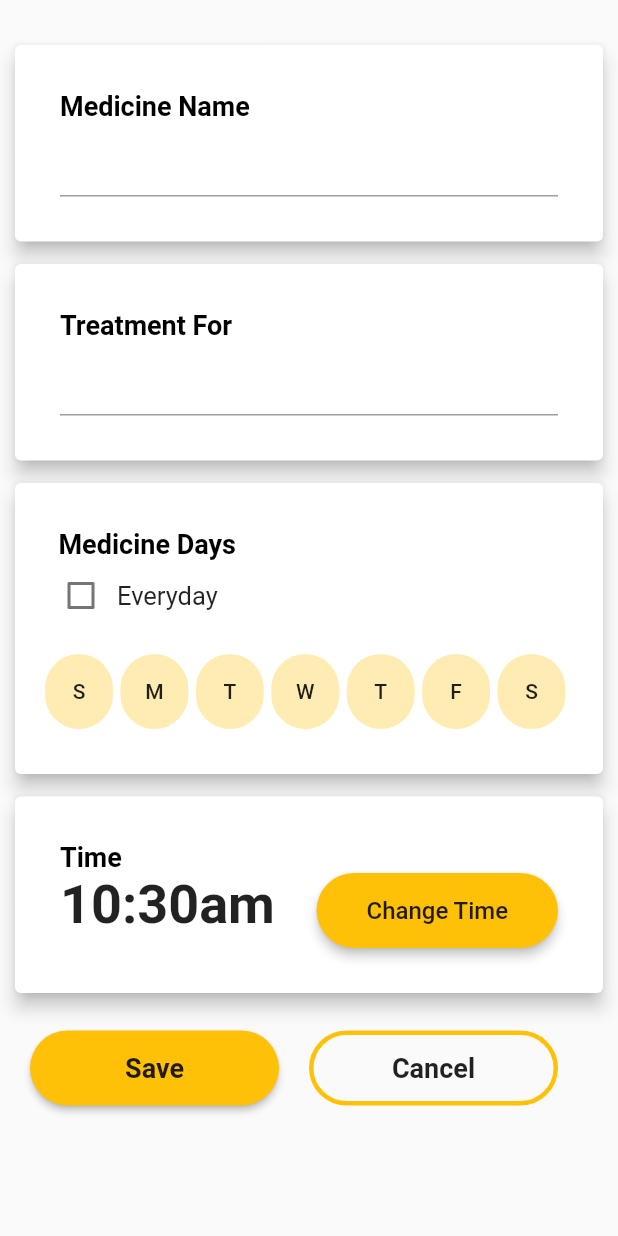
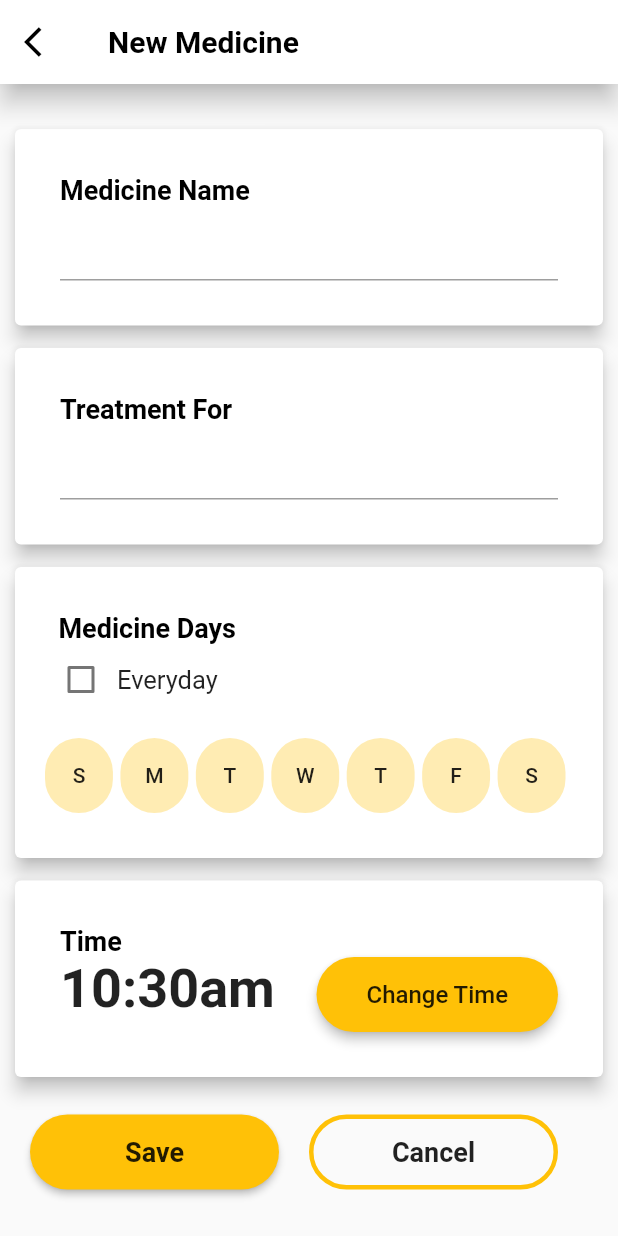
Before and after one commit to deninpaul/Medic.ly, a Flutter app: the NewMedPage screen opened directly, on a phone screen of 412 x 824 dp. Run offline on Flutter 3.47's test engine with Material 2 defaults, Android fonts, the phone set to English and light mode, and no system bars; our stand-ins replace sqflite; accounts and stored records are empty; project files that could hold a hidden picture were left out.

```diff
--- a/app/lib/ui/home.dart
+++ b/app/lib/ui/home.dart
@@ -112,7 +112,7 @@ class BottomFABs extends StatelessWidget {
                   ),
                 ),
                 onPressed: () {},
-                elevation: 5,
+                elevation: 10,
                 color: Colors.white,
                 hoverColor: Colors.white,
                 shape: RoundedRectangleBorder(
@@ -130,12 +130,12 @@ class BottomFABs extends StatelessWidget {
               onPressed: () {
                 Navigator.push(
                   context,
-                  MaterialPageRoute(builder: (context) => NewMed()),
+                  MaterialPageRoute(builder: (context) => NewMedPage()),
                 );
               },
               child: Icon(Icons.add),
               foregroundColor: Colors.white,
-              elevation: 5,
+              elevation: 10,
             ),
           ),
           flex: 2,
--- a/app/lib/ui/medlist.dart
+++ b/app/lib/ui/medlist.dart
@@ -66,11 +66,11 @@ Widget medThisDay(String dayofweek) {
           ),
         ),
         new Container(
-          margin: EdgeInsets.all(25),
+          margin: EdgeInsets.only(left:25, bottom: 25, top: 25),
           height: 150,
           child: Card(
             child: getListView(),
-            elevation: 30,
+            elevation: 10,
           ),
 
         ),
--- a/app/lib/ui/newReminder.dart
+++ b/app/lib/ui/newReminder.dart
@@ -1,40 +1,42 @@
+import 'package:app/utils/database_helper.dart';
 import 'package:flutter/material.dart';
+import 'package:app/models/medicine.dart';
+import 'package:sqflite/sqflite.dart';
 
-class NewMed extends StatelessWidget {
-  @override
-  Widget build(BuildContext context) {
-    return Scaffold(
-      appBar: AppBar(
-        title: Text(
-          "New Medicine",
-          style: TextStyle(color: Colors.black, fontWeight: FontWeight.w600),
-        ),
-        leading: IconButton(
-          icon: Icon(Icons.arrow_back_ios),
-          onPressed: () => Navigator.pop(context, false),
-          color: Colors.black,
-        ),
-        elevation: 10,
-        backgroundColor: Colors.white,
-      ),
-      body: NewMedPage(),
-    );
-  }
-}
-
+//==============================================================================
 class NewMedPage extends StatefulWidget {
-  NewMedPage({Key key, this.title}) : super(key: key);
+  NewMedPage({Key key, this.title, this.med}) : super(key: key);
   final String title;
+  final Medicine med;
 
   @override
   NewMedPageState createState() => NewMedPageState();
 }
 
+//==============================================================================
 class NewMedPageState extends State<NewMedPage> {
   List<bool> daySelected = [false, false, false, false, false, false, false];
+  List<String> day = [
+    'sunday',
+    'monday',
+    'tuesday',
+    'wednesday',
+    'thursday',
+    'friday',
+    'saturday'
+  ];
   TimeOfDay _time = new TimeOfDay.now();
   bool iseveryday = true;
+  DatabaseHelper helper = DatabaseHelper();
+  Medicine med = new Medicine();
 
+  TextEditingController titleController = TextEditingController();
+  TextEditingController medNameController = TextEditingController();
+
+  void initState(){
+    super.initState();
+    med.time = "${_time.hour}:${_time.minute}";
+  }
   void _daySelector(int i) {
     setState(() {
       daySelected[i] = !daySelected[i];
@@ -58,6 +60,7 @@ class NewMedPageState extends State<NewMedPage> {
       print('Time Selected: ${_time.toString()}');
       setState(() {
         _time = picked;
+        med.time = "${_time.hour}:${_time.minute}";
       });
     }
   }
@@ -80,14 +83,92 @@ class NewMedPageState extends State<NewMedPage> {
 
   @override
   Widget build(BuildContext context) {
-    return ListView(
+    return Scaffold(
+        appBar: AppBar(
+          title: Text(
+            "New Medicine",
+            style: TextStyle(color: Colors.black, fontWeight: FontWeight.w600),
+          ),
+          leading: IconButton(
+            icon: Icon(Icons.arrow_back_ios),
+            onPressed: () => Navigator.pop(context, false),
+            color: Colors.black,
+          ),
+          elevation: 7,
+          backgroundColor: Colors.white,
+        ),
+        body: ListView(
           scrollDirection: Axis.vertical,
           children: <Widget>[
             Container(
               height: 30,
             ),
-        textFieldCard("Medicine Name"),
-        textFieldCard("Treatment For"),
+            Card(
+                elevation: 5,
+                margin: EdgeInsets.only(left: 10, right: 10, bottom: 15),
+                child: Container(
+                  padding: EdgeInsets.all(20),
+                  margin: EdgeInsets.all(10),
+                  child: Column(
+                    crossAxisAlignment: CrossAxisAlignment.start,
+                    mainAxisAlignment: MainAxisAlignment.start,
+                    mainAxisSize: MainAxisSize.max,
+                    children: <Widget>[
+                      Text(
+                        "Medicine Name",
+                        style: formTitle(),
+                        textAlign: TextAlign.left,
+                      ),
+                      TextField(
+                        controller: medNameController,
+                        onChanged: (value) {
+                          debugPrint(
+                              'Something changed in med Name text field');
+                          updateMedName();
+                        },
+                        decoration: InputDecoration(
+                            focusedBorder: UnderlineInputBorder(
+                                borderSide:
+                                    BorderSide(color: Colors.amber, width: 2)),
+                            contentPadding: EdgeInsets.all(10)),
+                        style: formBox(),
+                      ),
+                    ],
+                  ),
+                )),
+            Card(
+                elevation: 5,
+                margin: EdgeInsets.only(left: 10, right: 10, bottom: 15),
+                child: Container(
+                  padding: EdgeInsets.all(20),
+                  margin: EdgeInsets.all(10),
+                  child: Column(
+                    crossAxisAlignment: CrossAxisAlignment.start,
+                    mainAxisAlignment: MainAxisAlignment.start,
+                    mainAxisSize: MainAxisSize.max,
+                    children: <Widget>[
+                      Text(
+                        "Treatment For",
+                        style: formTitle(),
+                        textAlign: TextAlign.left,
+                      ),
+                      TextField(
+                        controller: titleController,
+                        onChanged: (value) {
+                          debugPrint(
+                              'Something Changed in treatment text field');
+                          updateTitle();
+                        },
+                        decoration: InputDecoration(
+                            focusedBorder: UnderlineInputBorder(
+                                borderSide:
+                                    BorderSide(color: Colors.amber, width: 2)),
+                            contentPadding: EdgeInsets.all(10)),
+                        style: formBox(),
+                      ),
+                    ],
+                  ),
+                )),
             Card(
                 elevation: 5,
                 margin: EdgeInsets.only(left: 10, right: 10, bottom: 15),
@@ -176,7 +257,8 @@ class NewMedPageState extends State<NewMedPage> {
                                       ? '${_time.hour - 12}:${_time.minute}pm'
                                       : '${_time.hour}:${_time.minute}am',
                                   style: TextStyle(
-                                  fontSize: 36, fontWeight: FontWeight.w700)),
+                                      fontSize: 36,
+                                      fontWeight: FontWeight.w700)),
                             ),
                             Expanded(
                               child: Container(
@@ -187,11 +269,12 @@ class NewMedPageState extends State<NewMedPage> {
                                   child: Text(
                                     "Change Time",
                                     style: TextStyle(
-                                    fontSize: 16, fontWeight: FontWeight.w500),
+                                        fontSize: 16,
+                                        fontWeight: FontWeight.w500),
                                   ),
                                   shape: RoundedRectangleBorder(
-                                  borderRadius:
-                                      BorderRadius.all(Radius.circular(30))),
+                                      borderRadius: BorderRadius.all(
+                                          Radius.circular(30))),
                                 ),
                                 height: 50,
                                 margin: EdgeInsets.only(left: 5),
@@ -211,16 +294,22 @@ class NewMedPageState extends State<NewMedPage> {
                   Expanded(
                     child: Container(
                       child: RaisedButton(
-                    onPressed: () => Navigator.pop(context, false),
+                        onPressed: () {
+                          setState(() {
+                            debugPrint("Save button clicked");
+                            save();
+                          });
+                        },
                         child: Text(
                           "Save",
-                      style:
-                          TextStyle(fontSize: 18, fontWeight: FontWeight.w600),
+                          style: TextStyle(
+                              fontSize: 18, fontWeight: FontWeight.w600),
                         ),
                         elevation: 2,
                         color: Colors.amber,
                         shape: RoundedRectangleBorder(
-                        borderRadius: BorderRadius.all(Radius.circular(30))),
+                            borderRadius:
+                                BorderRadius.all(Radius.circular(30))),
                       ),
                       height: 50,
                       padding: EdgeInsets.only(right: 20),
@@ -229,14 +318,15 @@ class NewMedPageState extends State<NewMedPage> {
                   Expanded(
                     child: Container(
                         child: FlatButton(
-                      onPressed: () => Navigator.pop(context, false),
+                          onPressed: () => moveToLastScreen(),
                           child: Text(
                             "Cancel",
                             style: TextStyle(
                                 fontSize: 18, fontWeight: FontWeight.w600),
                           ),
                           shape: RoundedRectangleBorder(
-                          borderRadius: BorderRadius.all(Radius.circular(100)),
+                              borderRadius:
+                                  BorderRadius.all(Radius.circular(100)),
                               side: BorderSide(color: Colors.amber, width: 3)),
                         ),
                         height: 50,
@@ -246,11 +336,44 @@ class NewMedPageState extends State<NewMedPage> {
               ),
             )
           ],
-    );
+        ));
+  }
+
+  void updateTitle() {
+    med.title = titleController.text;
+  }
+
+  // Update the description of Note object
+  void updateMedName() {
+    med.medName = medNameController.text;
+  }
+
+  void moveToLastScreen() {
+    Navigator.pop(context, true);
+  }
+
+  void save() async {
+    moveToLastScreen();
+
+    List<String> selectedDays = ['\0','\0','\0','\0','\0','\0','\0'];
+    for (int i = 0; i < 7; i++) {
+      if (daySelected[i]) selectedDays.add(day[i]);
+    }
+
+    med.days = "${selectedDays[0]},${selectedDays[1]},${selectedDays[2]},${selectedDays[3]},${selectedDays[4]},${selectedDays[5]},${selectedDays[6]}";
+
+
+    int result;
+    for (int i = 0; i < 7; i++) {
+      result = await helper.insertMed(med);
+    }
+    if (result != 0) {
+      debugPrint("Successfully added");
+    } else {
+      debugPrint("Add failed");
     }
   }
-
-class DaySelector {}
+}
 
 TextStyle formTitle() {
   return TextStyle(
@@ -261,32 +384,3 @@ TextStyle formBox() {
   return TextStyle(
       fontSize: 26, color: Colors.black, fontWeight: FontWeight.w500);
 }
-
-Card textFieldCard(String fieldName) {
-  return Card(
-      elevation: 5,
-      margin: EdgeInsets.only(left: 10, right: 10, bottom: 15),
-      child: Container(
-        padding: EdgeInsets.all(20),
-        margin: EdgeInsets.all(10),
-        child: Column(
-          crossAxisAlignment: CrossAxisAlignment.start,
-          mainAxisAlignment: MainAxisAlignment.start,
-          mainAxisSize: MainAxisSize.max,
-          children: <Widget>[
-            Text(
-              fieldName,
-              style: formTitle(),
-              textAlign: TextAlign.left,
-            ),
-            TextField(
-              decoration: InputDecoration(
-                  focusedBorder: UnderlineInputBorder(
-                      borderSide: BorderSide(color: Colors.amber, width: 2)),
-                  contentPadding: EdgeInsets.all(10)),
-              style: formBox(),
-            ),
-          ],
-        ),
-      ));
-}
--- a/app/pubspec.yaml
+++ b/app/pubspec.yaml
@@ -23,12 +23,14 @@ dependencies:
   # The following adds the Cupertino Icons font to your application.
   # Use with the CupertinoIcons class for iOS style icons.
   cupertino_icons: ^0.1.2
+  intl: ^0.16.0
 
 dev_dependencies:
   flutter_test:
     sdk: flutter
-  sqflite: any
+  sqflite:
   path_provider: any
+  path:
 
 
 # For information on the generic Dart part of this file, see the
```
Also changed, not shown: app/lib/main.dart (+8 -1 lines), app/lib/models/medicine.dart (+25 -66 lines), app/lib/utils/database_helper.dart (+66 -75 lines), app/pubspec.lock. Lines whose indentation alone changed are shown as unchanged.
